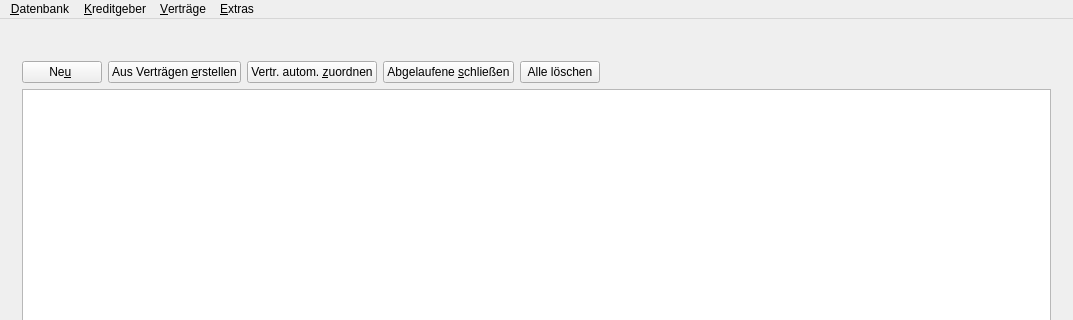
First picture: the form in DKV2/mainwindow.ui, repository Schachigel/DKV2, before the edit; both pictures show x 0 to 1073 and y 0 to 320 of the 1073 by 869 pixel window.
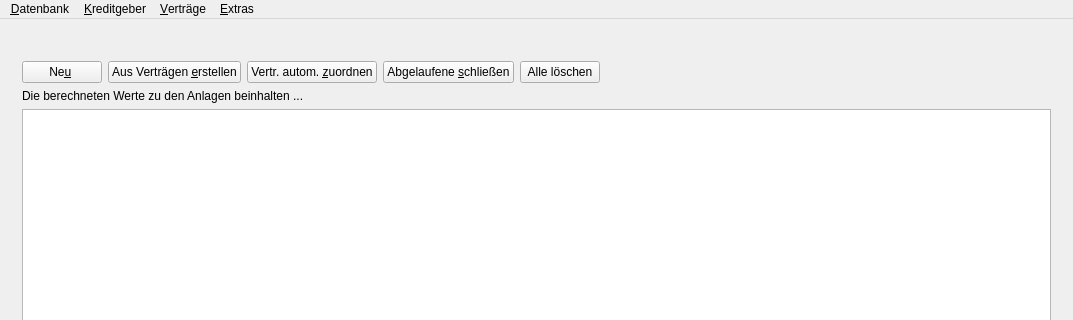
Second picture: the form after the edit. The open tabs and pages were chosen to show the change. Icons and pictures are not drawn.

Commit message: weitere Verbesserung an Anlagen Liste

What changed in the file:
```diff
--- a/DKV2/mainwindow.ui
+++ b/DKV2/mainwindow.ui
@@ -442,6 +442,16 @@
           </item>
          </layout>
         </item>
+        <item>
+         <widget class="QLabel" name="lblInvestmentsHeader">
+          <property name="text">
+           <string>Die berechneten Werte zu den Anlagen beinhalten ...</string>
+          </property>
+          <property name="wordWrap">
+           <bool>true</bool>
+          </property>
+         </widget>
+        </item>
         <item>
          <widget class="QTableView" name="InvestmentsTableView"/>
         </item>
```
Left out of the diff: 4 changed lines with no effect on the pictures. The commit also changes 2 other files.
